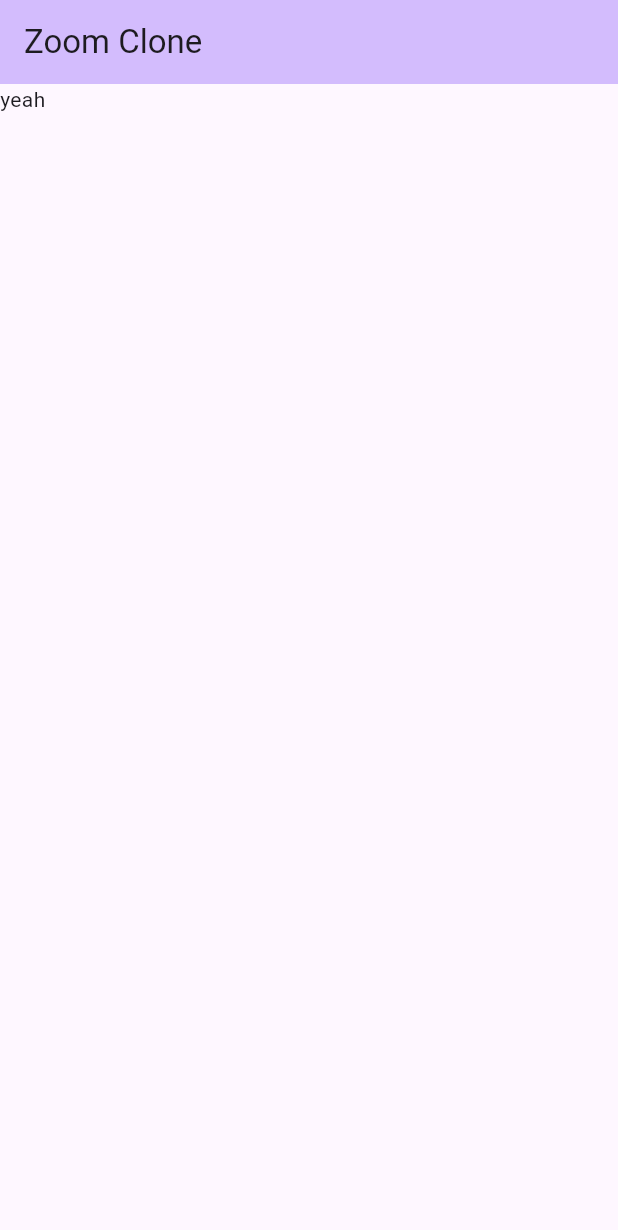
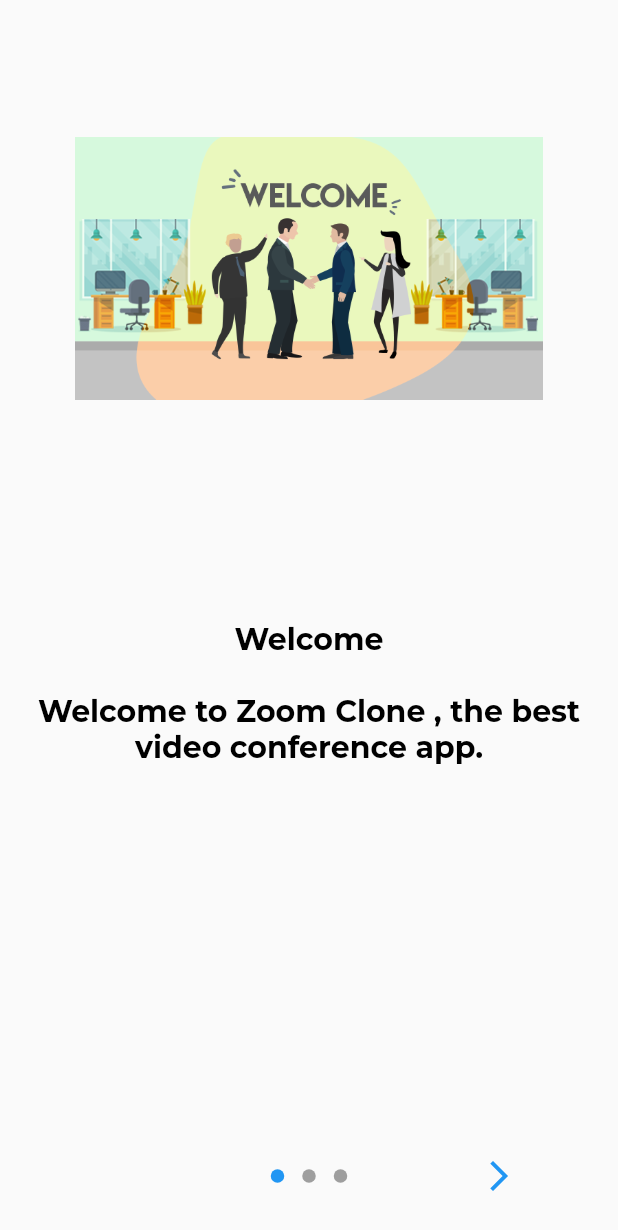
Before and after one commit to yousseffatih/Zoom_clone, a Flutter app: the screen it shows after launch, on a phone screen of 412 x 824 dp. Shown: the top 1230 px of the screen. Run offline on Flutter 3.47's test engine with Material 2 defaults, Android fonts, the phone set to English and light mode, and no system bars; drawn by our look-alikes of introduction_screen; our stand-ins replace firebase_core, google_fonts; accounts and stored records are empty.

Commit message:
Intor page

```diff
--- /dev/null
+++ b/lib/Screens/HomePage.dart
@@ -0,0 +1,15 @@
+import 'package:flutter/material.dart';
+
+class HomePage extends StatefulWidget {
+  const HomePage({super.key});
+
+  @override
+  State<HomePage> createState() => _HomePageState();
+}
+
+class _HomePageState extends State<HomePage> {
+  @override
+  Widget build(BuildContext context) {
+    return const Scaffold();
+  }
+}
--- /dev/null
+++ b/lib/Screens/IntroAuthScreen.dart
@@ -0,0 +1,77 @@
+import 'package:flutter/material.dart';
+import 'package:introduction_screen/introduction_screen.dart';
+import 'package:zoom_clone/variables.dart';
+
+class IntroAuthScreen extends StatefulWidget {
+  const IntroAuthScreen({super.key});
+
+  @override
+  State<IntroAuthScreen> createState() => _IntroAuthScreenState();
+}
+
+class _IntroAuthScreenState extends State<IntroAuthScreen> {
+  @override
+  Widget build(BuildContext context) {
+    return IntroductionScreen(
+      pages: [
+        PageViewModel(
+          title: "Welcome",
+          body: "Welcome to Zoom Clone , the best video conference app.",
+          image: Center(
+            child: Image.asset(
+              "asset/Images/welcome.png",
+              height: 175,
+            ),
+          ),
+          decoration: PageDecoration(
+            bodyTextStyle: mystyle(20, Colors.black),
+            titleTextStyle: mystyle(20, Colors.black),
+          ),
+        ),
+        PageViewModel(
+          title: "Join or start  meetings",
+          body: "Easy to use iterface , join or start meetings in fast time.",
+          image: Center(
+            child: Image.asset(
+              "asset/Images/conference.png",
+              height: 175,
+            ),
+          ),
+          decoration: PageDecoration(
+            bodyTextStyle: mystyle(20, Colors.black),
+            titleTextStyle: mystyle(20, Colors.black),
+          ),
+        ),
+        PageViewModel(
+          title: "Security",
+          body:
+              "Your security is important for us. Our servers are secure and reliable.",
+          image: Center(
+            child: Image.asset(
+              "asset/Images/secure.jpg",
+              height: 175,
+            ),
+          ),
+          decoration: PageDecoration(
+            bodyTextStyle: mystyle(20, Colors.black),
+            titleTextStyle: mystyle(20, Colors.black),
+          ),
+        ),
+      ],
+      onDone: () {
+        // When done button is press
+      },
+      showNextButton: true,
+      skip: const Icon(
+        Icons.skip_next,
+        size: 45,
+      ),
+      next: const Icon(Icons.arrow_forward_ios),
+      showBackButton: false,
+      done: Text(
+        "Done",
+        style: mystyle(20, Colors.blue),
+      ),
+    );
+  }
+}
--- a/lib/main.dart
+++ b/lib/main.dart
@@ -1,6 +1,8 @@
 import 'package:firebase_core/firebase_core.dart';
 import 'package:flutter/material.dart';
 
+import 'Screens/HomePage.dart';
+import 'Screens/IntroAuthScreen.dart';
 import 'firebase_options.dart';
 
 void main() async {
@@ -17,39 +19,26 @@ class MyApp extends StatelessWidget {
   // This widget is the root of your application.
   @override
   Widget build(BuildContext context) {
-    return MaterialApp(
+    return const MaterialApp(
       debugShowCheckedModeBanner: false,
-      title: 'Flutter Demo',
-      theme: ThemeData(
-        colorScheme: ColorScheme.fromSeed(seedColor: Colors.deepPurple),
-        useMaterial3: true,
-      ),
-      home: const MyHomePage(),
+      home: NavigationPage(),
     );
   }
 }
 
-class MyHomePage extends StatefulWidget {
-  const MyHomePage({
-    super.key,
-  });
+class NavigationPage extends StatefulWidget {
+  const NavigationPage({super.key});
 
   @override
-  State<MyHomePage> createState() => _MyHomePageState();
+  State<NavigationPage> createState() => _NavigationPageState();
 }
 
-class _MyHomePageState extends State<MyHomePage> {
+class _NavigationPageState extends State<NavigationPage> {
+  bool isSigned = false;
   @override
   Widget build(BuildContext context) {
     return Scaffold(
-        appBar: AppBar(
-          backgroundColor: Theme.of(context).colorScheme.inversePrimary,
-          title: const Text("Zoom Clone"),
-        ),
-        body: const Column(
-          children: [
-            Text("yeah"),
-          ],
-        ));
+      body: isSigned == false ? const IntroAuthScreen() : const HomePage(),
+    );
   }
 }
--- /dev/null
+++ b/lib/variables.dart
@@ -0,0 +1,11 @@
+import 'package:flutter/material.dart';
+import 'package:google_fonts/google_fonts.dart';
+
+TextStyle mystyle(double size,
+    [Color? color, FontWeight fw = FontWeight.w700]) {
+  return GoogleFonts.montserrat(
+    fontSize: size,
+    color: color,
+    fontWeight: fw,
+  );
+}
--- a/pubspec.yaml
+++ b/pubspec.yaml
@@ -45,6 +45,7 @@ dependencies:
   flutter_custom_clippers: ^2.1.0
   image_picker: ^1.0.1
   jitsi_meet_wrapper: ^0.2.0+1
+  google_fonts: ^5.1.0
 
 dev_dependencies:
   flutter_test:
@@ -69,8 +70,9 @@ flutter:
   uses-material-design: true
 
   # To add assets to your application, add an assets section, like this:
-  # assets:
-  #   - images/a_dot_burr.jpeg
+  assets:
+    - asset/Images/
+
   #   - images/a_dot_ham.jpeg
 
   # An image asset can refer to one or more resolution-specific "variants", see
```
Also changed, not shown: asset/Images/conference.png (added), asset/Images/logo.png (added), asset/Images/secure.jpg (added), asset/Images/welcome.png (added), pubspec.lock, 1 other file.
